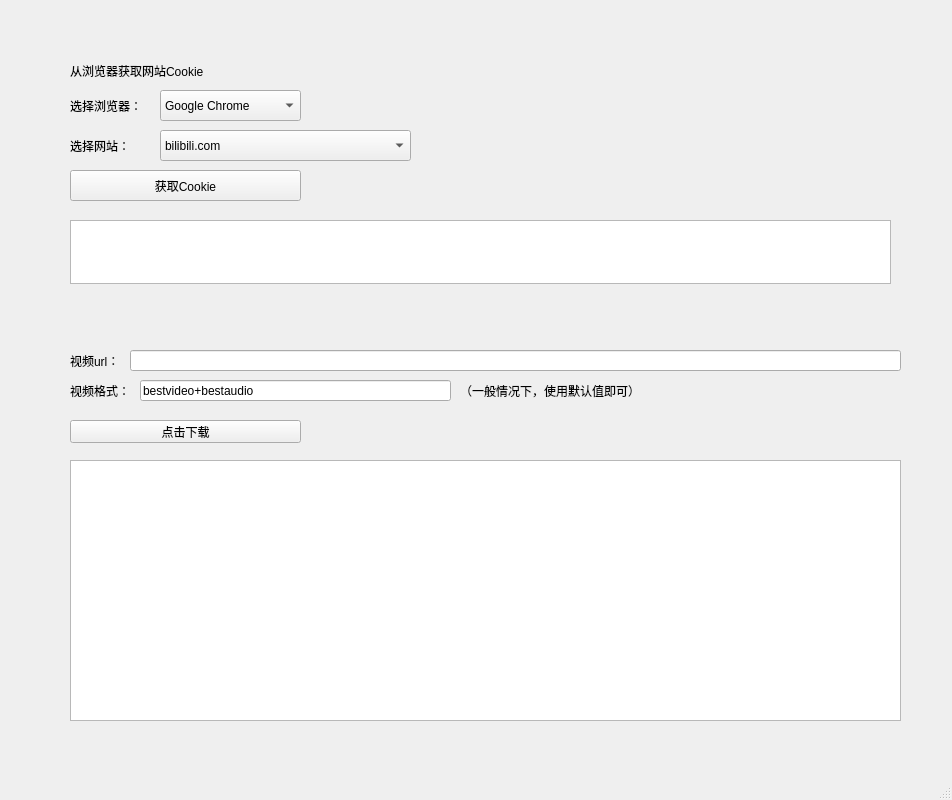
inkmac/Downloader, file src/ui/download_mainwindow.ui: the form before one commit.
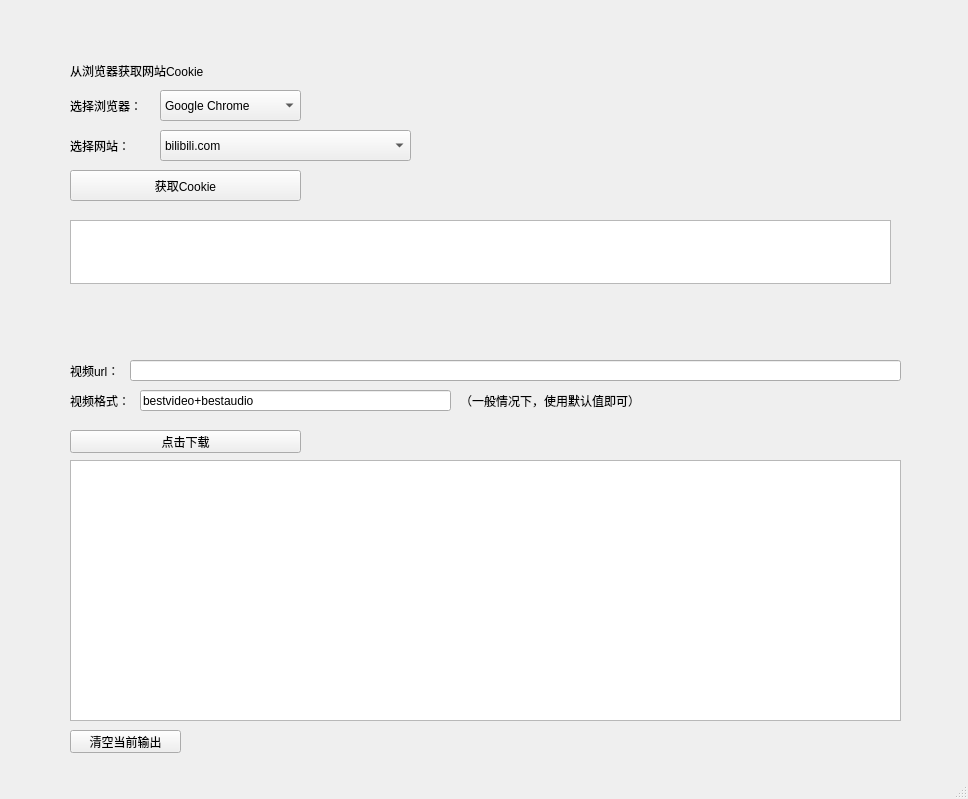
The form after the commit.

Commit message: feat: add cmd output clear button

The edit to the form file:
```diff
--- a/src/ui/download_mainwindow.ui
+++ b/src/ui/download_mainwindow.ui
@@ -6,8 +6,8 @@
    <rect>
     <x>0</x>
     <y>0</y>
-    <width>952</width>
-    <height>800</height>
+    <width>968</width>
+    <height>799</height>
    </rect>
   </property>
   <property name="windowTitle">
@@ -81,52 +81,6 @@
      <string>获取Cookie</string>
     </property>
    </widget>
-   <widget class="QPushButton" name="video_download_button">
-    <property name="geometry">
-     <rect>
-      <x>70</x>
-      <y>420</y>
-      <width>231</width>
-      <height>23</height>
-     </rect>
-    </property>
-    <property name="text">
-     <string>点击下载</string>
-    </property>
-   </widget>
-   <widget class="QPlainTextEdit" name="cmd_output_plaintextedit">
-    <property name="geometry">
-     <rect>
-      <x>70</x>
-      <y>460</y>
-      <width>831</width>
-      <height>261</height>
-     </rect>
-    </property>
-   </widget>
-   <widget class="QLineEdit" name="video_url_lineedit">
-    <property name="geometry">
-     <rect>
-      <x>130</x>
-      <y>350</y>
-      <width>771</width>
-      <height>21</height>
-     </rect>
-    </property>
-   </widget>
-   <widget class="QLabel" name="label_3">
-    <property name="geometry">
-     <rect>
-      <x>70</x>
-      <y>350</y>
-      <width>61</width>
-      <height>21</height>
-     </rect>
-    </property>
-    <property name="text">
-     <string>视频url：</string>
-    </property>
-   </widget>
    <widget class="QComboBox" name="website_combobox">
     <property name="geometry">
      <rect>
@@ -160,11 +114,44 @@
      <string>选择网站：</string>
     </property>
    </widget>
+   <widget class="QPlainTextEdit" name="get_cookie_result_plaintextedit">
+    <property name="geometry">
+     <rect>
+      <x>70</x>
+      <y>220</y>
+      <width>821</width>
+      <height>64</height>
+     </rect>
+    </property>
+   </widget>
+   <widget class="QPushButton" name="video_download_button">
+    <property name="geometry">
+     <rect>
+      <x>70</x>
+      <y>430</y>
+      <width>231</width>
+      <height>23</height>
+     </rect>
+    </property>
+    <property name="text">
+     <string>点击下载</string>
+    </property>
+   </widget>
+   <widget class="QLineEdit" name="video_url_lineedit">
+    <property name="geometry">
+     <rect>
+      <x>130</x>
+      <y>360</y>
+      <width>771</width>
+      <height>21</height>
+     </rect>
+    </property>
+   </widget>
    <widget class="QLabel" name="label_5">
     <property name="geometry">
      <rect>
       <x>70</x>
-      <y>380</y>
+      <y>390</y>
       <width>81</width>
       <height>21</height>
      </rect>
@@ -177,7 +164,7 @@
     <property name="geometry">
      <rect>
       <x>140</x>
-      <y>380</y>
+      <y>390</y>
       <width>311</width>
       <height>21</height>
      </rect>
@@ -190,7 +177,7 @@
     <property name="geometry">
      <rect>
       <x>460</x>
-      <y>380</y>
+      <y>390</y>
       <width>251</width>
       <height>21</height>
      </rect>
@@ -199,14 +186,40 @@
      <string>（一般情况下，使用默认值即可）</string>
     </property>
    </widget>
-   <widget class="QPlainTextEdit" name="get_cookie_result_plaintextedit">
+   <widget class="QLabel" name="label_3">
     <property name="geometry">
      <rect>
       <x>70</x>
-      <y>220</y>
-      <width>821</width>
-      <height>64</height>
+      <y>360</y>
+      <width>61</width>
+      <height>21</height>
      </rect>
+    </property>
+    <property name="text">
+     <string>视频url：</string>
+    </property>
+   </widget>
+   <widget class="QPlainTextEdit" name="cmd_output_plaintextedit">
+    <property name="geometry">
+     <rect>
+      <x>70</x>
+      <y>460</y>
+      <width>831</width>
+      <height>261</height>
+     </rect>
+    </property>
+   </widget>
+   <widget class="QPushButton" name="clear_cmd_output_button">
+    <property name="geometry">
+     <rect>
+      <x>70</x>
+      <y>730</y>
+      <width>111</width>
+      <height>23</height>
+     </rect>
+    </property>
+    <property name="text">
+     <string>清空当前输出</string>
     </property>
    </widget>
   </widget>
```
The commit also changes 3 other files.
